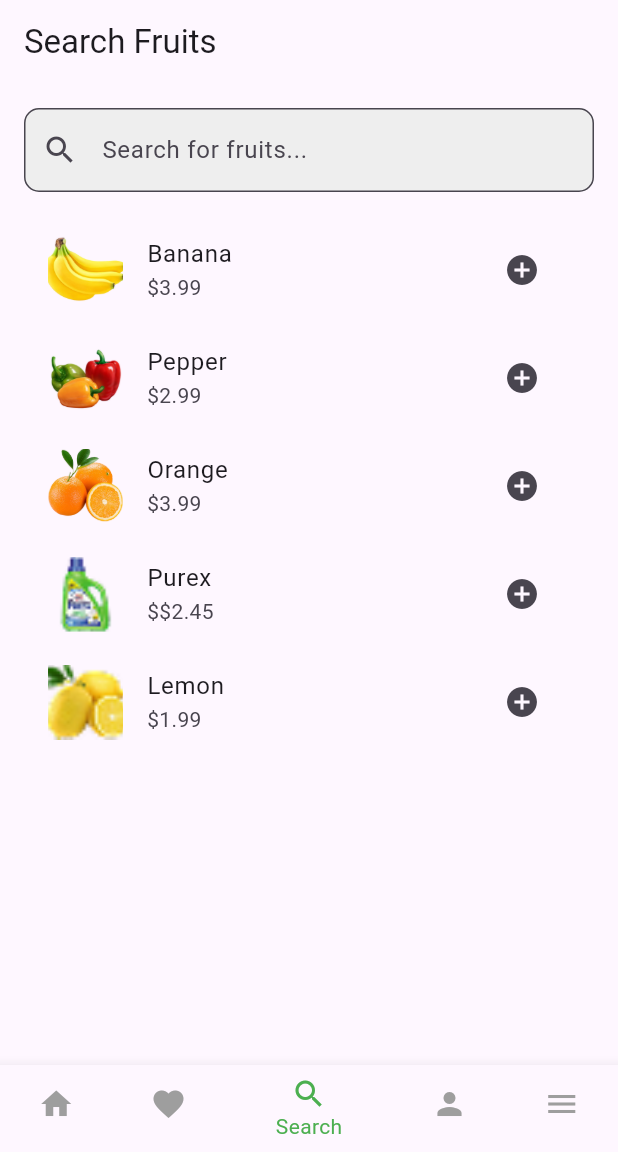
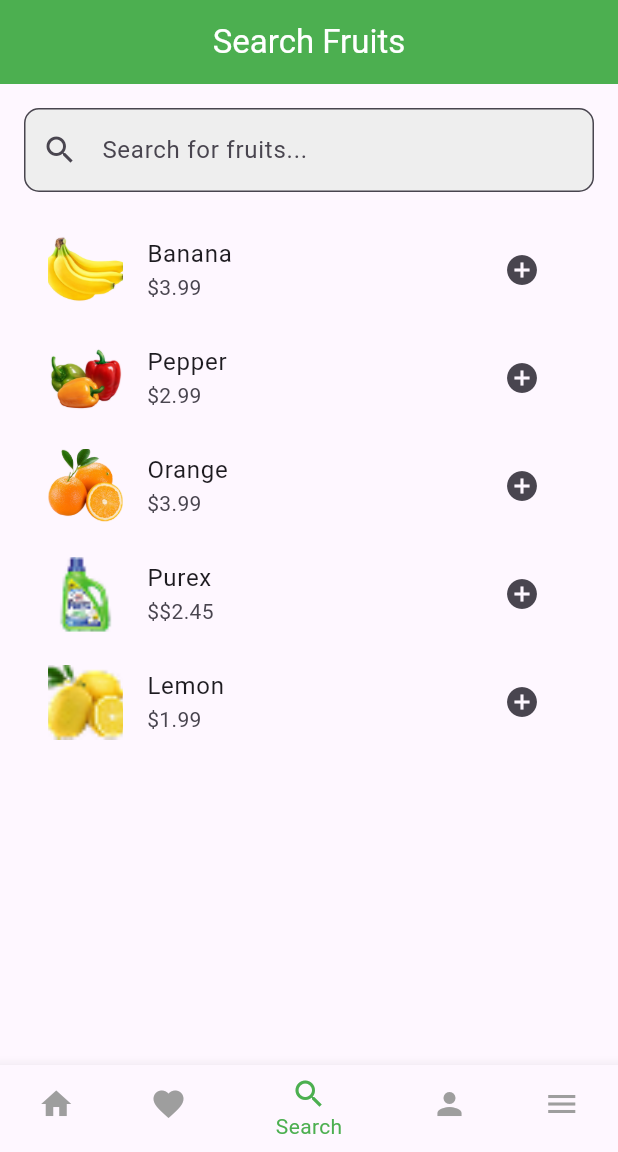
Before and after one commit to Esllam18/app_stor_level_onee, a Flutter app: the screen it shows after launch, item 3 of the bottom bar chosen, on a phone screen of 412 x 824 dp, the part 84-1236 px from its top. Run offline on Flutter 3.47's test engine with Material 3 defaults, Android fonts, the light colour scheme and no system bars; our stand-ins replace carousel_slider.

Commit message:
after edit search app bar

```diff
--- a/lib/Profile/profile_view.dart
+++ b/lib/Profile/profile_view.dart
@@ -121,7 +121,6 @@ class _ProfileViewBodyState extends State<ProfileViewBody> {
               leading: const Icon(Icons.person, color: Colors.green),
               title: const Text('Edit Profile'),
               onTap: () {
-                // يمكن إضافة التنقل إلى صفحة تعديل الملف الشخصي
                 Navigator.pushNamed(context, '/edit_profile');
               },
             ),
@@ -129,7 +128,6 @@ class _ProfileViewBodyState extends State<ProfileViewBody> {
               leading: const Icon(Icons.lock, color: Colors.green),
               title: const Text('Change Password'),
               onTap: () {
-                // يمكن إضافة التنقل إلى صفحة تغيير كلمة المرور
                 Navigator.pushNamed(context, '/change_password');
               },
             ),
@@ -137,16 +135,14 @@ class _ProfileViewBodyState extends State<ProfileViewBody> {
               leading: const Icon(Icons.notifications, color: Colors.green),
               title: const Text('Notifications'),
               trailing: Switch(
-                value: true, // يمكن جعلها ديناميكية باستخدام متغير حالة
+                value: true,
                 onChanged: (value) {
-                  // منطق التحكم في الإشعارات
                   setState(() {});
                 },
                 activeColor: Colors.green,
               ),
             ),
             const Divider(height: 32),
-            // قسم تسجيل الخروج
             Padding(
               padding: const EdgeInsets.symmetric(horizontal: 16),
               child: ListTile(
--- a/lib/search/search_view.dart
+++ b/lib/search/search_view.dart
@@ -38,7 +38,13 @@ class _SearchViewState extends State<SearchView> {
   @override
   Widget build(BuildContext context) {
     return Scaffold(
-      appBar: AppBar(title: const Text('Search Fruits')),
+      appBar: AppBar(
+        title: const Text('Search Fruits'),
+        centerTitle: true,
+        backgroundColor: Colors.green,
+        foregroundColor: Colors.white,
+        elevation: 0,
+      ),
       body: Padding(
         padding: const EdgeInsets.all(16.0),
         child: Column(
```
Also changed, not shown: lib/menu/menu_page.dart (+1 -8 lines).
